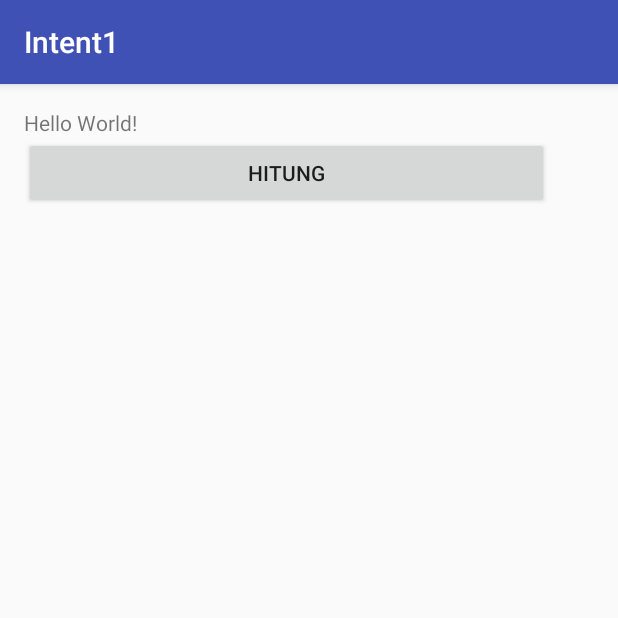
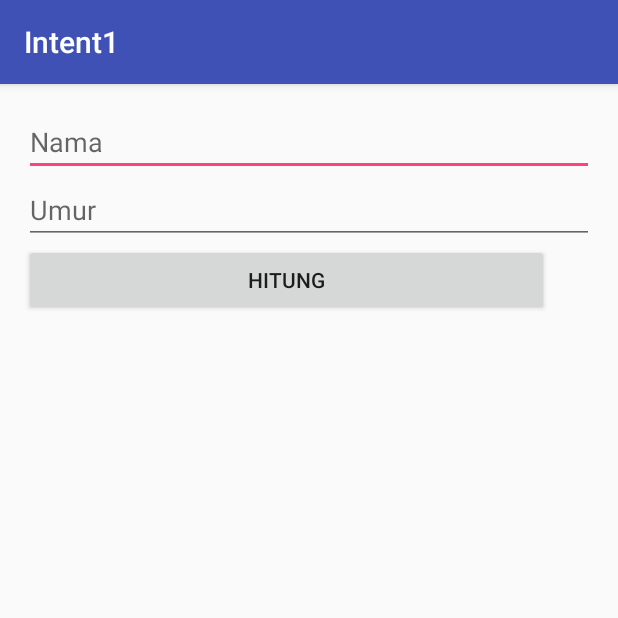
Before and after one commit to edwiaraviqa/Intent1, an Android app: the screen it shows after launch (MainActivity), on a phone screen of 412 x 824 dp, the top half of it. Run offline under Robolectric (Android 15) with nearby library versions, the phone set to English and light mode, and no system bars.

Commit message:
Initial Commit

```diff
--- a/app/src/main/res/layout/activity_main.xml
+++ b/app/src/main/res/layout/activity_main.xml
@@ -10,11 +10,21 @@
     android:paddingTop="@dimen/activity_vertical_margin"
     tools:context="id.sch.smktelkom_mlg.learn.intent1.MainActivity">
 
-    <TextView
-        android:layout_width="wrap_content"
+    <EditText
+        android:layout_width="match_parent"
         android:layout_height="wrap_content"
-        android:text="Hello World!" />
+        android:inputType="textPersonName"
+        android:ems="10"
+        android:id="@+id/editTextNama"
+        android:hint="Nama"/>
 
+    <EditText
+        android:layout_width="match_parent"
+        android:layout_height="wrap_content"
+        android:inputType="numberSigned"
+        android:ems="10"
+        android:id="@+id/editTextUmur"
+        android:hint="Umur"/>
     <Button
         android:layout_width="350dp"
         android:layout_height="wrap_content"
```
